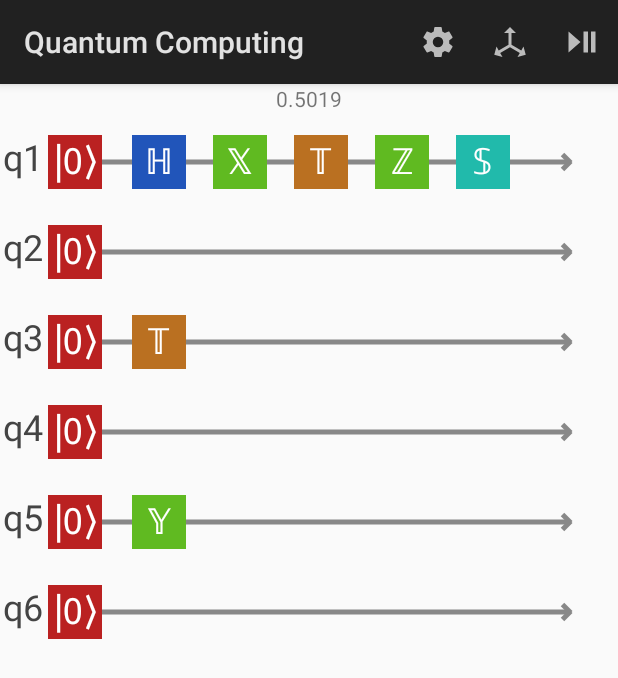
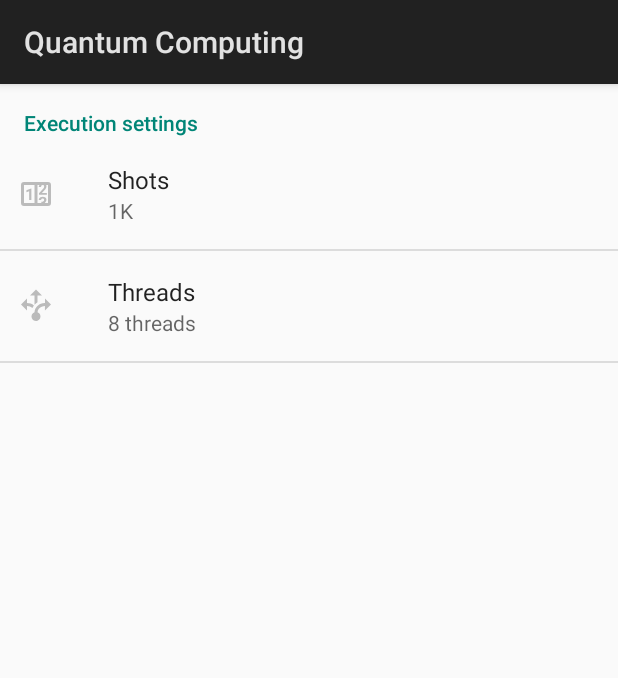
Before and after one commit to hexadec/Quantum, an Android app: the screen it shows after launch (MainActivity before the commit, PreferenceActivity after it), after a tap on "Preferences", on a phone screen of 412 x 824 dp. Shown: the top 678 px of the screen. Run offline under Robolectric (Android 15) with nearby library versions, the phone set to English and light mode, and no system bars.

Commit message:
Added settings and ability to add gates

```diff
--- a/app/src/main/AndroidManifest.xml
+++ b/app/src/main/AndroidManifest.xml
@@ -9,6 +9,7 @@
         android:roundIcon="@mipmap/ic_launcher_round"
         android:supportsRtl="true"
         android:theme="@style/AppTheme">
+        <activity android:name=".PreferenceActivity"></activity>
         <activity android:name=".MainActivity">
             <intent-filter>
                 <action android:name="android.intent.action.MAIN" />
--- a/app/src/main/java/hu/hexadecimal/quantum/LinearOperator.java
+++ b/app/src/main/java/hu/hexadecimal/quantum/LinearOperator.java
@@ -9,7 +9,7 @@
     protected Complex[][] matrix;
     private String name;
     private String symbol;
-    private static final int MATRIX_DIM = 2;
+    public static final int MATRIX_DIM = 2;
 
     public static final LinearOperator HADAMARD =
             LinearOperator.multiply(
@@ -39,7 +39,7 @@
     public static final LinearOperator T_GATE =
             new LinearOperator(new Complex[][]{
                     new Complex[]{new Complex(1), new Complex(0)},
-                    new Complex[]{new Complex(0), new Complex(1, Math.PI / 4 ,true)}
+                    new Complex[]{new Complex(0), new Complex(1, Math.PI / 4, true)}
             }, "PI/4 Phase-shift", "\uD835\uDD4B", 0xffBA7021);
 
     public static final LinearOperator S_GATE =
@@ -48,7 +48,20 @@
                     new Complex[]{new Complex(0), new Complex(0, 1)}
             }, "PI/2 Phase-shift", "\uD835\uDD4A", 0xff21BAAB);
 
+    public static final LinearOperator PI6_GATE =
+            new LinearOperator(new Complex[][]{
+                    new Complex[]{new Complex(1), new Complex(0)},
+                    new Complex[]{new Complex(0), new Complex(1, Math.PI / 6, true)}
+            }, "PI/6 Phase-shift", "\u03C06", 0xffDCE117);
+
+    public static final LinearOperator SQRT_NOT =
+            LinearOperator.multiply(new LinearOperator(new Complex[][]{
+                    new Complex[]{new Complex(1, 1), new Complex(1, -1)},
+                    new Complex[]{new Complex(1, -1), new Complex(1, 1)}
+            }, "√NOT", "√\uD835\uDD4F", 0xff2155BA), new Complex(0.5));
+
     public LinearOperator(Complex[][] M, String name, String symbol, int color) {
+        super(MATRIX_DIM);
         if (M == null) {
             throw new NullPointerException();
         }
@@ -63,6 +76,7 @@
     }
 
     public LinearOperator(Complex[][] M, String name, String symbol) {
+        super(MATRIX_DIM);
         if (M == null) {
             throw new NullPointerException();
         }
@@ -83,6 +97,7 @@
      * Avoid using this constructor whenever possible
      */
     protected LinearOperator() {
+        super(MATRIX_DIM);
         matrix = null;
         name = "Empty";
     }
@@ -214,7 +229,7 @@
                 field.setAccessible(true);
                 if (java.lang.reflect.Modifier.isStatic(field.getModifiers())
                         && field.get(linearOperator) instanceof LinearOperator) {
-                    list.add(((LinearOperator)field.get(linearOperator)).getName());
+                    list.add(((LinearOperator) field.get(linearOperator)).getName());
                 }
             }
         } catch (Exception e) {
@@ -224,7 +239,27 @@
         return list;
     }
 
-    static List<String> getPredefinedGateSymbols() {
+    public static LinearOperator findGateByName(String name) {
+        LinearOperator linearOperator = new LinearOperator();
+        try {
+            Field[] fields = linearOperator.getClass().getDeclaredFields();
+            for (Field field : fields) {
+                field.setAccessible(true);
+                if (java.lang.reflect.Modifier.isStatic(field.getModifiers())
+                        && field.get(linearOperator) instanceof LinearOperator) {
+                    if (((LinearOperator) field.get(linearOperator)).getName().equals(name)) {
+                        return ((LinearOperator) field.get(linearOperator));
+                    }
+                }
+            }
+        } catch (Exception e) {
+            e.printStackTrace();
+            return null;
+        }
+        return null;
+    }
+
+    public static List<String> getPredefinedGateSymbols() {
         List<String> list = new ArrayList<>();
         LinearOperator linearOperator = new LinearOperator();
         try {
@@ -233,7 +268,7 @@
                 field.setAccessible(true);
                 if (java.lang.reflect.Modifier.isStatic(field.getModifiers())
                         && field.get(linearOperator) instanceof LinearOperator) {
-                    list.add(((LinearOperator)field.get(linearOperator)).getSymbol());
+                    list.add(((LinearOperator) field.get(linearOperator)).getSymbol());
                 }
             }
         } catch (Exception e) {
--- /dev/null
+++ b/app/src/main/java/hu/hexadecimal/quantum/PreferenceActivity.java
@@ -0,0 +1,12 @@
+package hu.hexadecimal.quantum;
+
+import android.os.Bundle;
+
+public class PreferenceActivity extends android.preference.PreferenceActivity {
+
+    @Override
+    protected void onCreate(Bundle savedInstanceState) {
+        super.onCreate(savedInstanceState);
+        addPreferencesFromResource(R.xml.preferences);
+    }
+}
--- a/app/src/main/java/hu/hexadecimal/quantum/VisualOperator.java
+++ b/app/src/main/java/hu/hexadecimal/quantum/VisualOperator.java
@@ -3,13 +3,18 @@ package hu.hexadecimal.quantum;
 import android.graphics.Rect;
 import android.support.annotation.NonNull;
 
+import java.util.ArrayList;
+import java.util.List;
+
 public class VisualOperator {
 
     protected int color = 0xff000000;
-    protected Rect rectangle;
+    protected List<Rect> rectangle;
+    public final int MATRIX_DIM;
 
-    VisualOperator() {
-
+    VisualOperator(int DIM) {
+        rectangle = new ArrayList<>();
+        MATRIX_DIM = DIM;
     }
 
     public void setColor(int color1) {
@@ -20,12 +25,20 @@ public class VisualOperator {
         return color;
     }
 
-    public void setRect(@NonNull Rect rect) {
-        rectangle = rect;
+    public void addRect(@NonNull Rect rect) {
+        rectangle.add(rect);
     }
 
-    public Rect getRect() {
+    public void resetRect() {
+        rectangle.clear();
+    }
+
+    public List<Rect> getRect() {
         return rectangle;
     }
 
+    public boolean isMultiQubit() {
+        return MATRIX_DIM == 2;
+    }
+
 }
--- a/app/src/main/java/hu/hexadecimal/quantum/graphics/QuantumView.java
+++ b/app/src/main/java/hu/hexadecimal/quantum/graphics/QuantumView.java
@@ -11,9 +11,7 @@ import android.graphics.Rect;
 import android.graphics.RectF;
 import android.graphics.Typeface;
 import android.util.DisplayMetrics;
-import android.view.MotionEvent;
 import android.view.View;
-import android.widget.Toast;
 
 import java.util.LinkedList;
 
@@ -31,22 +29,21 @@ public class QuantumView extends View {
 
     Path mPath;
 
-    public Qubit[] qbits;
+    public LinkedList<Qubit> qbits;
     private LinkedList<VisualOperator> gos;
     private LinkedList<Integer> qid;
 
-    final int STEP = 60;
-    final int MAX_QBITS = 6;
-    final int GATE_SIZE = 18;
-    final float UNIT = pxFromDp(super.getContext(), 1);
-    final float START_Y = pxFromDp(super.getContext(), 20);
+    public final int STEP = 60;
+    public final int MAX_QBITS = 6;
+    public final int GATE_SIZE = 18;
+    public final float UNIT = pxFromDp(super.getContext(), 1);
+    public final float START_Y = pxFromDp(super.getContext(), 20);
 
     public QuantumView(Context context) {
         super(context);
-        qbits = new Qubit[MAX_QBITS];
+        qbits = new LinkedList<>();
         for (int i = 0; i < MAX_QBITS; i++) {
-            qbits[i] = new Qubit();
-            qbits[i].prepare(true);
+            qbits.add(new Qubit());
         }
         gos = new LinkedList<>();
         qid = new LinkedList<>();
@@ -102,18 +99,6 @@ public class QuantumView extends View {
 
         mRectF = new RectF(screenWidth / 4, screenHeight / 3, screenWidth / 6, screenHeight / 2);
 
-
-        OnTouchListener click = new OnTouchListener() {
-            @Override
-            public boolean onTouch(View v, MotionEvent event) {
-                if (event.getAction() != MotionEvent.ACTION_DOWN) return false;
-                float x = event.getX();
-                float y = event.getY();
-                Toast.makeText(QuantumView.super.getContext(), "x: " + x + " y: " + y, Toast.LENGTH_SHORT).show();
-                return true;
-            }
-        };
-        this.setOnTouchListener(click);
     }
 
     public boolean isAnOperator(int x, int y) {
@@ -144,7 +129,6 @@ public class QuantumView extends View {
             canvas.drawText("q" + Math.round((i + START_Y) / pxFromDp(super.getContext(), STEP)), mPadding - pxFromDp(super.getContext(), 30), mPadding + i + pxFromDp(super.getContext(), 6), mTextPaint);
             canvas.drawText("⎥0⟩", mPadding + pxFromDp(super.getContext(), 2f), mPadding + i + pxFromDp(super.getContext(), 8f), whiteTextPaint);
         }
-
         int[] gatesNumber = new int[MAX_QBITS];
         for (int i = 0; i < gos.size(); i++) {
             gatesNumber[qid.get(i)]++;
@@ -155,7 +139,7 @@ public class QuantumView extends View {
                     ((int)(mPadding + pxFromDp(super.getContext(), 2) + pxFromDp(super.getContext(), GATE_SIZE * 2) + gatesNumber[qid.get(i)] * pxFromDp(super.getContext(), GATE_SIZE * 3))),
                     ((int)(mPadding + (int) pxFromDp(super.getContext(), 20) + (pxFromDp(super.getContext(), STEP) * qid.get(i)) + pxFromDp(super.getContext(), GATE_SIZE))));
             String symbol = ((LinearOperator) gos.get(i)).getSymbol();
-            gos.get(i).setRect(areaRect);
+            gos.get(i).addRect(areaRect);
             RectF bounds = new RectF(areaRect);
             bounds.right = whiteTextPaint.measureText(symbol, 0, symbol.length());
             bounds.bottom = whiteTextPaint.descent() - whiteTextPaint.ascent();
@@ -194,6 +178,12 @@ public class QuantumView extends View {
         return true;
     }
 
+    public int getDisplayedQubits() {
+        int count = 0;
+        for (int i = (int) START_Y; i < getHeight() - 2 * mPadding - START_Y && i <= pxFromDp(super.getContext(), STEP * MAX_QBITS); i += (int) pxFromDp(super.getContext(), STEP)) {count++;}
+        return count;
+    }
+
     public static float pxFromDp(final Context context, final float dp) {
         return dp * context.getResources().getDisplayMetrics().density;
     }
--- /dev/null
+++ b/app/src/main/res/drawable/arrow_decision.xml
@@ -0,0 +1,8 @@
+<!-- drawable/arrow_decision.xml -->
+<vector xmlns:android="http://schemas.android.com/apk/res/android"
+    android:height="24dp"
+    android:width="24dp"
+    android:viewportWidth="24"
+    android:viewportHeight="24">
+    <path android:fillColor="#BBB" android:pathData="M11,5H8L12,1L16,5H13V9.43C12.25,9.89 11.58,10.46 11,11.12V5M22,11L18,7V10C14.39,9.85 11.31,12.57 11,16.17C9.44,16.72 8.62,18.44 9.17,20C9.72,21.56 11.44,22.38 13,21.83C14.56,21.27 15.38,19.56 14.83,18C14.53,17.14 13.85,16.47 13,16.17C13.47,12.17 17.47,11.97 17.95,11.97V14.97L22,11M10.63,11.59C9.3,10.57 7.67,10 6,10V7L2,11L6,15V12C7.34,12.03 8.63,12.5 9.64,13.4C9.89,12.76 10.22,12.15 10.63,11.59Z" />
+</vector>
--- /dev/null
+++ b/app/src/main/res/drawable/counter.xml
@@ -0,0 +1,8 @@
+<!-- drawable/counter.xml -->
+<vector xmlns:android="http://schemas.android.com/apk/res/android"
+    android:height="24dp"
+    android:width="24dp"
+    android:viewportWidth="24"
+    android:viewportHeight="24">
+    <path android:fillColor="#BBB" android:pathData="M4,4H20A2,2 0 0,1 22,6V18A2,2 0 0,1 20,20H4A2,2 0 0,1 2,18V6A2,2 0 0,1 4,4M4,6V18H11V6H4M20,18V6H18.76C19,6.54 18.95,7.07 18.95,7.13C18.88,7.8 18.41,8.5 18.24,8.75L15.91,11.3L19.23,11.28L19.24,12.5L14.04,12.47L14,11.47C14,11.47 17.05,8.24 17.2,7.95C17.34,7.67 17.91,6 16.5,6C15.27,6.05 15.41,7.3 15.41,7.3L13.87,7.31C13.87,7.31 13.88,6.65 14.25,6H13V18H15.58L15.57,17.14L16.54,17.13C16.54,17.13 17.45,16.97 17.46,16.08C17.5,15.08 16.65,15.08 16.5,15.08C16.37,15.08 15.43,15.13 15.43,15.95H13.91C13.91,15.95 13.95,13.89 16.5,13.89C19.1,13.89 18.96,15.91 18.96,15.91C18.96,15.91 19,17.16 17.85,17.63L18.37,18H20M8.92,16H7.42V10.2L5.62,10.76V9.53L8.76,8.41H8.92V16Z" />
+</vector>
--- /dev/null
+++ b/app/src/main/res/values/arrays.xml
@@ -0,0 +1,35 @@
+<?xml version="1.0" encoding="utf-8"?>
+<resources>
+    <string-array name="shots">
+        <item>Pick a single outcome</item>
+        <item>100</item>
+        <item>500</item>
+        <item>1K</item>
+        <item>5K</item>
+        <item>10K</item>
+        <item>100K</item>
+    </string-array>
+    <string-array name="shots_values">
+        <item>1</item>
+        <item>100</item>
+        <item>500</item>
+        <item>1000</item>
+        <item>5000</item>
+        <item>10000</item>
+        <item>100000</item>
+    </string-array>
+    <string-array name="threads">
+        <item>Single thread (not recommended)</item>
+        <item>4 threads</item>
+        <item>8 threads</item>
+        <item>16 threads</item>
+        <item>64 threads</item>
+    </string-array>
+    <string-array name="threads_values">
+        <item>1</item>
+        <item>4</item>
+        <item>8</item>
+        <item>16</item>
+        <item>64</item>
+    </string-array>
+</resources>
--- a/app/src/main/res/values/strings.xml
+++ b/app/src/main/res/values/strings.xml
@@ -3,5 +3,14 @@
     <string name="bloch_sphere">Bloch sphere</string>
     <string name="gl_version_not_supported">This version of OpenGL ES is not supported! ((Your device is too old))</string>
     <string name="run">Run</string>
+    <string name="cancel">Cancel</string>
     <string name="preferences">Preferences</string>
+    <string name="execution_settings">Execution settings</string>
+    <string name="shots">Shots</string>
+    <string name="threads">Threads</string>
+    <string name="select_gate_type">Select gate type</string>
+    <string name="select_gate">Select gate</string>
+    <string name="single_gate">Single Qubit</string>
+    <string name="multi_gate">Multi Qubit</string>
+    <string name="operate_on">Operate on</string>
 </resources>
--- /dev/null
+++ b/app/src/main/res/xml/preferences.xml
@@ -0,0 +1,23 @@
+<?xml version="1.0" encoding="utf-8"?>
+<PreferenceScreen xmlns:android="http://schemas.android.com/apk/res/android">
+
+    <PreferenceCategory android:title="@string/execution_settings">
+        <ListPreference
+            android:defaultValue="1000"
+            android:entries="@array/shots"
+            android:entryValues="@array/shots_values"
+            android:key="shots"
+            android:summary="%s"
+            android:title="@string/shots"
+            android:icon="@drawable/counter"/>
+
+        <ListPreference
+            android:defaultValue="8"
+            android:entries="@array/threads"
+            android:entryValues="@array/threads_values"
+            android:key="threads"
+            android:summary="%s"
+            android:title="@string/threads"
+            android:icon="@drawable/arrow_decision"/>
+    </PreferenceCategory>
+</PreferenceScreen>
```
Also changed, not shown: app/build.gradle (+6 -2 lines), app/src/main/java/hu/hexadecimal/quantum/MainActivity.java (+100 -8 lines), app/src/main/java/hu/hexadecimal/quantum/MultiQubitOperator.java (+29 -2 lines), app/src/main/res/layout/single_gate_selector.xml (added, +52 -0 lines).
